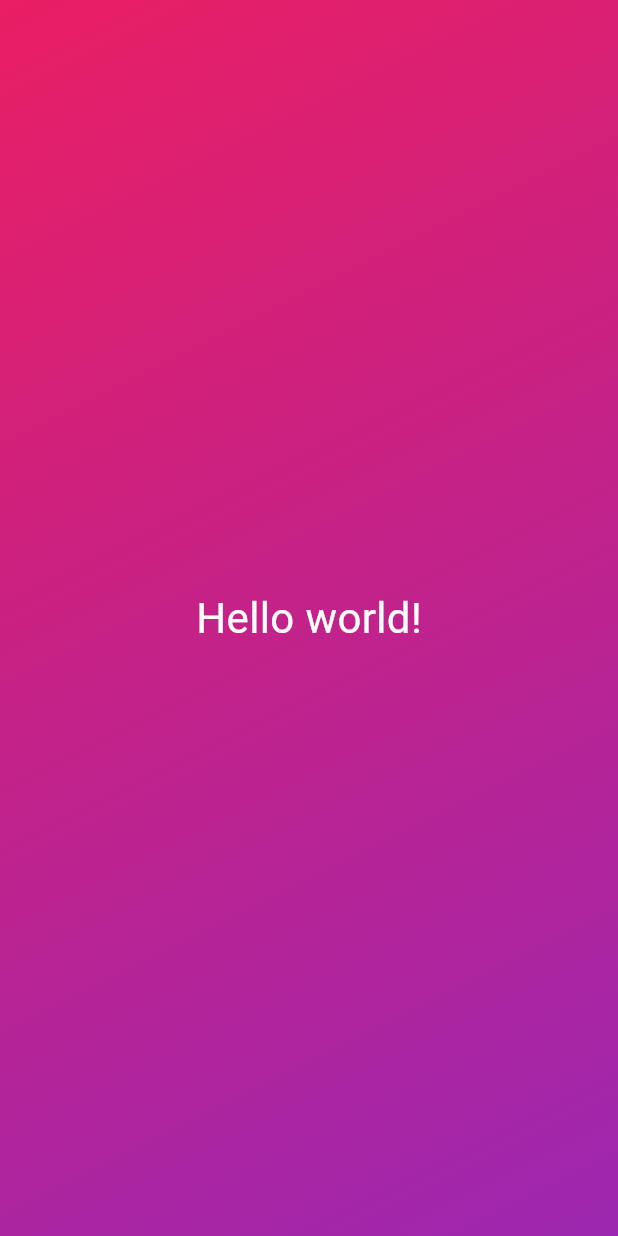
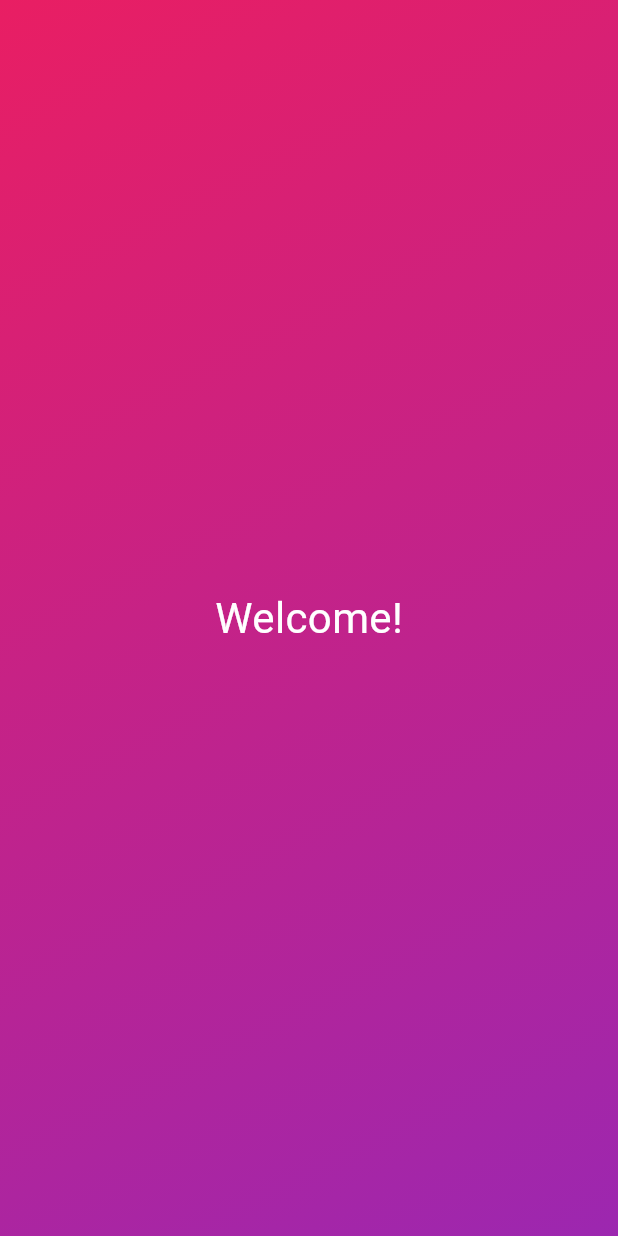
Before and after one commit to enrique95ae/Flutter-Learning, a Flutter app: the screen it shows after launch, on a phone screen of 412 x 824 dp. Run offline on Flutter 3.47's test engine with Material 3 defaults, Android fonts, the phone set to English and light mode, and no system bars.

Commit message:
reusable widget 1

```diff
--- a/first_app/lib/gradient_container.dart
+++ b/first_app/lib/gradient_container.dart
@@ -17,8 +17,8 @@ class GradientContainer extends StatelessWidget {
           end: endAlignment,
         ),
       ),
-      child: const Center(
-        child: StyledText(),
+      child: Center(
+        child: StyledText('Welcome!'),
       ),
     );
   }
--- a/first_app/lib/styled_text.dart
+++ b/first_app/lib/styled_text.dart
@@ -1,13 +1,15 @@
 import 'package:flutter/material.dart';
 
 class StyledText extends StatelessWidget {
-  const StyledText({super.key});
+  const StyledText(this.text, {super.key});
+
+  final String text;
 
   @override
   Widget build(context) {
-    return const Text(
-      'Hello world!',
-      style: TextStyle(
+    return Text(
+      text,
+      style: const TextStyle(
         color: Colors.white,
         fontSize: 28,
       ),
```
